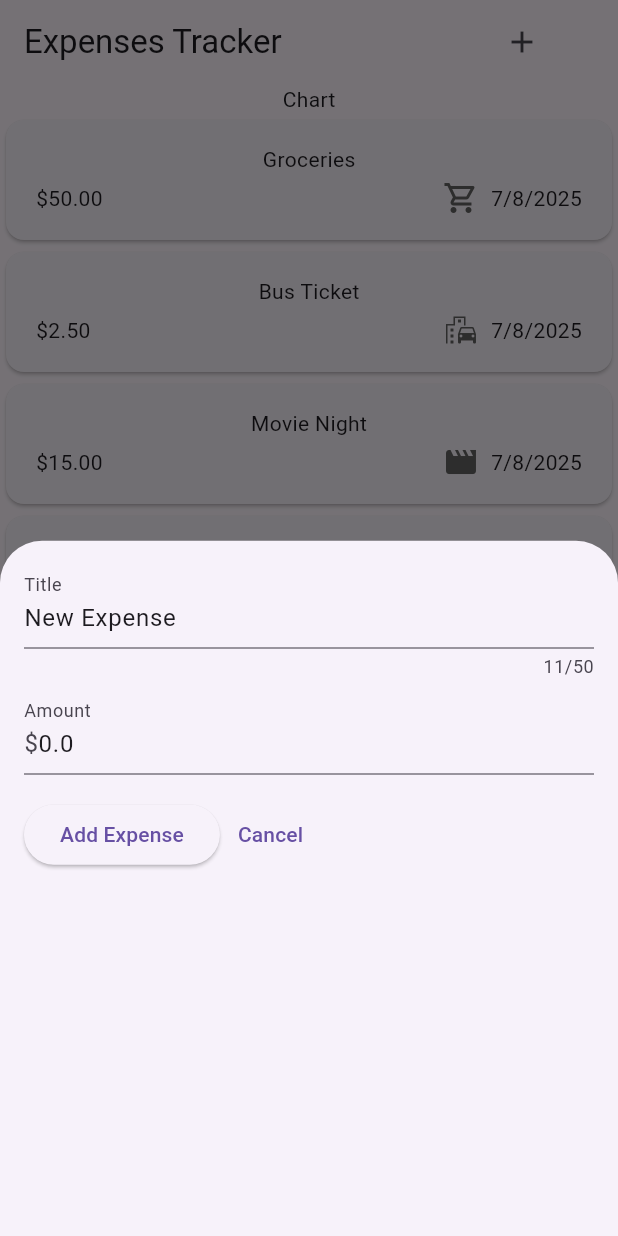
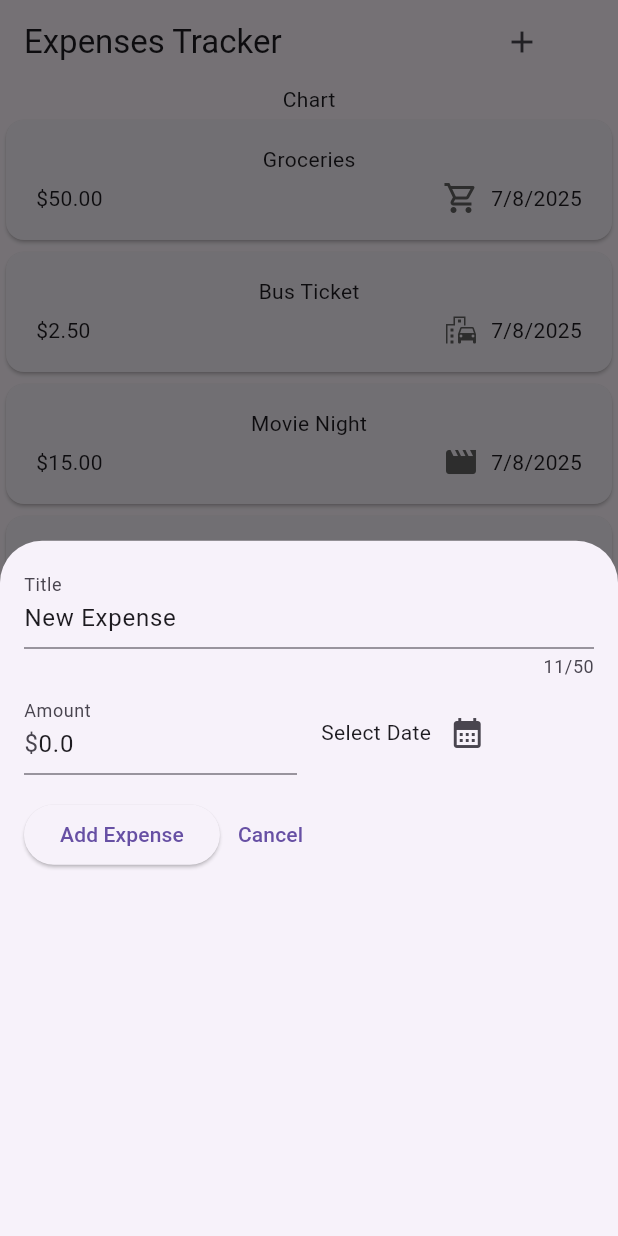
Before and after one commit to spinatose/expense_tracker, a Flutter app: the screen it shows after launch, after a tap on the "add" icon, on a phone screen of 412 x 824 dp. Run offline on Flutter 3.47's test engine with Material 3 defaults, Android fonts, the phone set to English and light mode, and no system bars.

Commit message:
finally got widget tree fixed on expense item

```diff
--- a/lib/presentation/widgets/forms/expense_edit.dart
+++ b/lib/presentation/widgets/forms/expense_edit.dart
@@ -4,7 +4,7 @@ import 'package:flutter/material.dart';
 class ExpenseEdit extends StatefulWidget {
   final void Function(String title, double amount, DateTime date) onSubmit;
 
-  ExpenseEdit({super.key, required this.onSubmit});
+  const ExpenseEdit({super.key, required this.onSubmit});
 
   @override
   State<ExpenseEdit> createState() => _ExpenseEditState();
@@ -40,9 +40,10 @@ class _ExpenseEditState extends State<ExpenseEdit> {
             controller: titleController,
           ),
           const SizedBox(height: 8.0),
-          Row(children: [
-            Expanded(child:
-              TextField(
+          Row(
+            children: [
+              Expanded(
+                child: TextField(
                   decoration: const InputDecoration(
                     label: Text('Amount'),
                     prefixText: '\$',
@@ -52,7 +53,20 @@ class _ExpenseEditState extends State<ExpenseEdit> {
                   controller: amountController,
                 ),
               ),
-          ]),
+              const SizedBox(width: 16.0),
+              Expanded(
+                child: Row(
+                  children: [
+                    const Text('Select Date'),
+                    IconButton(
+                      onPressed: () {},
+                      icon: const Icon(Icons.calendar_month),
+                    ),
+                  ],
+                ),
+              ),
+            ],
+          ),
           const SizedBox(height: 16.0),
           Row(
             children: [
@@ -66,9 +80,12 @@ class _ExpenseEditState extends State<ExpenseEdit> {
                 },
                 child: const Text('Add Expense'),
               ),
-              TextButton(onPressed: () => {
-                Navigator.pop(context) // Close the modal without saving
-              }, child: const Text('Cancel')),
+              TextButton(
+                onPressed: () => {
+                  Navigator.pop(context), // Close the modal without saving
+                },
+                child: const Text('Cancel'),
+              ),
             ],
           ),
         ],
```
Lines whose indentation alone changed are shown as unchanged.
